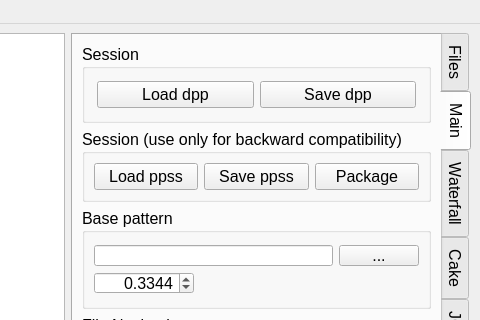
First picture: the form in ui/pkpo-v.ui, repository SHDShim/PeakPo, before the edit; both pictures show x 557 to 1037 and y 0 to 320 of the 1037 by 708 pixel window.
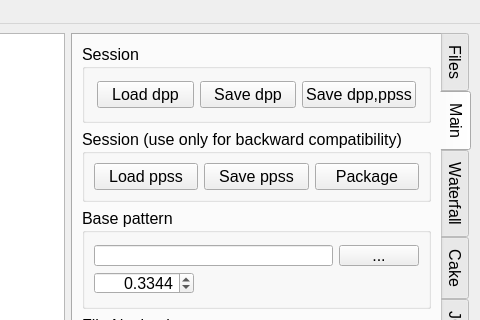
Second picture: the form after the edit. The open tabs and pages were chosen to show the change. Custom widgets are drawn as their Qt base class.

The edit to the form file:
```diff
--- a/ui/pkpo-v.ui
+++ b/ui/pkpo-v.ui
@@ -327,6 +327,13 @@
              </property>
             </widget>
            </item>
+           <item>
+            <widget class="QPushButton" name="pushButton_SaveDPPandPPSS">
+             <property name="text">
+              <string>Save dpp,ppss</string>
+             </property>
+            </widget>
+           </item>
           </layout>
          </widget>
         </item>
```
Left out of the diff: 10 changed lines with no effect on the pictures.
